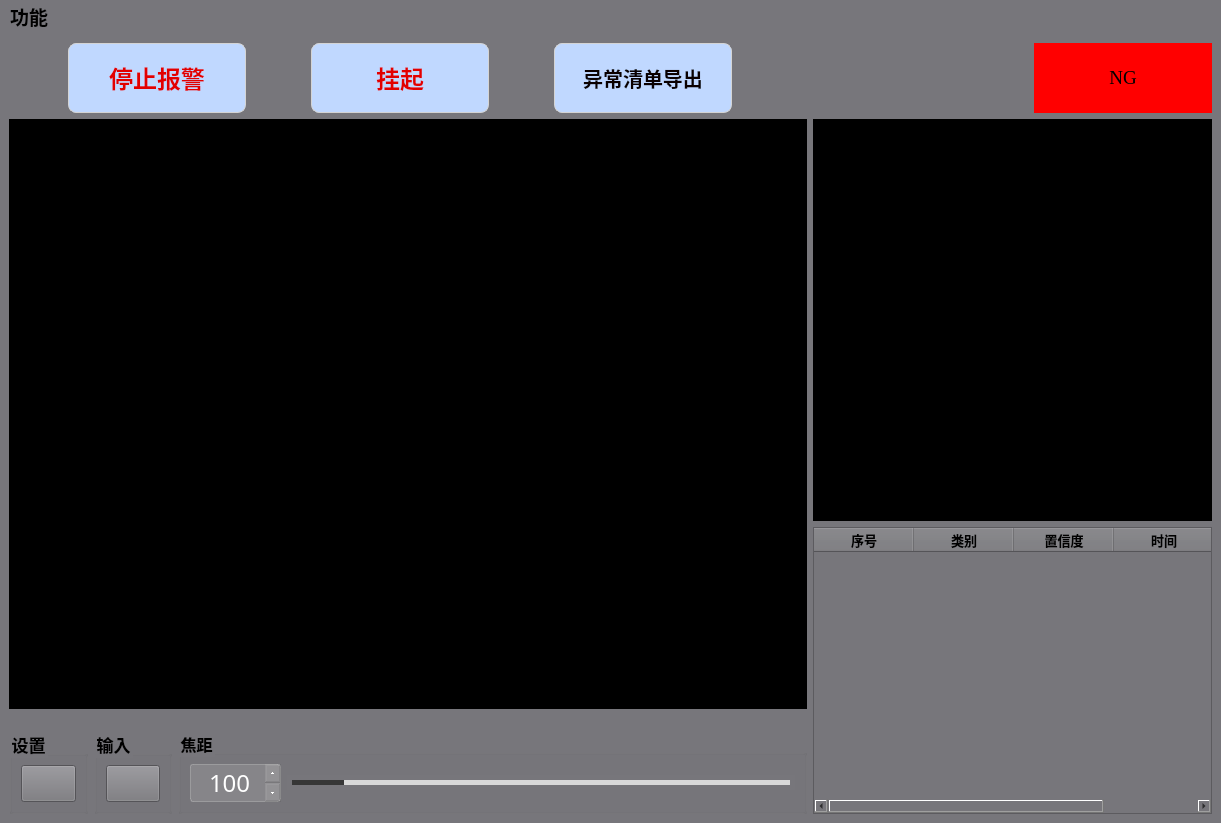
Dragon1633/yolov8-underwater-detection, file src/ui/main_window_end.ui: the form before one commit.
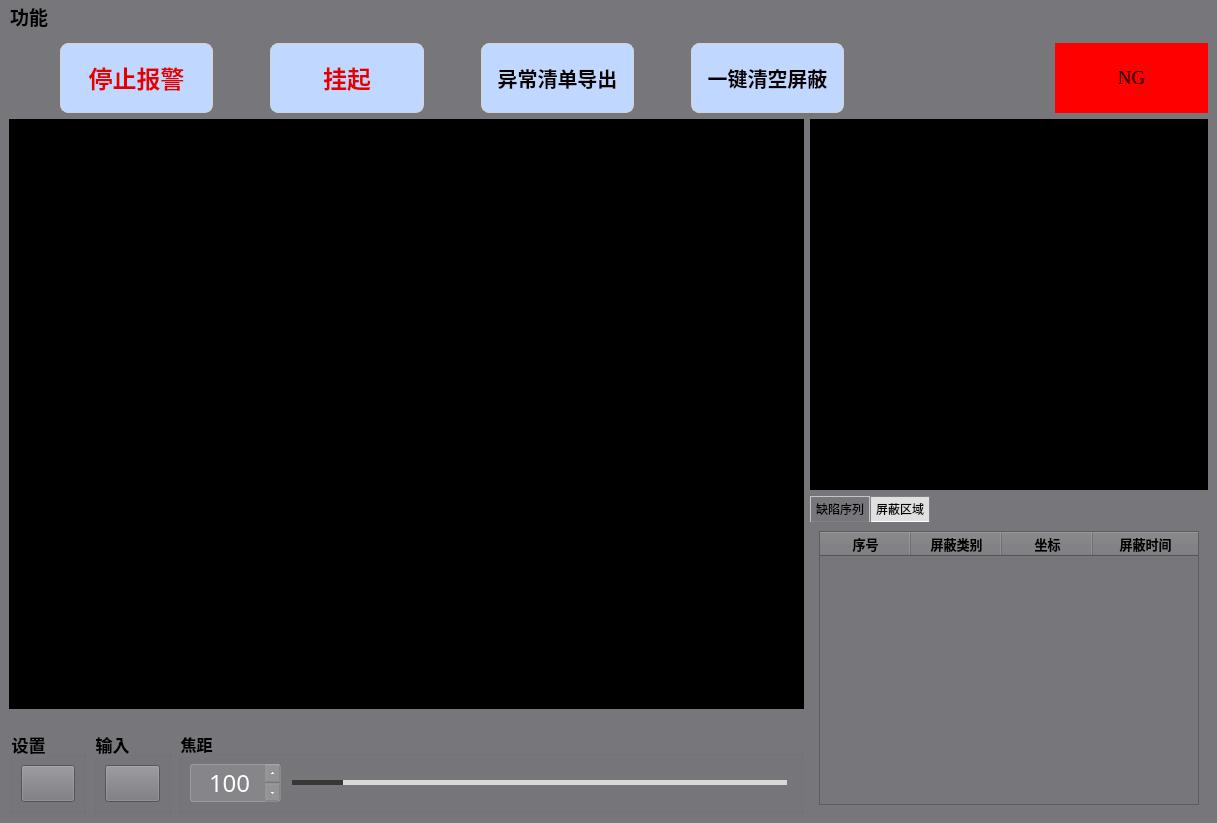
The form after the commit. The open tabs and pages were chosen to show the change. Icons and pictures are not drawn.

Commit message: 增加忽略区域和列表，优化bug

What changed in the file:
```diff
--- a/src/ui/main_window_end.ui
+++ b/src/ui/main_window_end.ui
@@ -6,7 +6,7 @@
    <rect>
     <x>0</x>
     <y>0</y>
-    <width>1221</width>
+    <width>1217</width>
     <height>823</height>
    </rect>
   </property>
@@ -36,7 +36,7 @@
     <item>
      <layout class="QVBoxLayout" name="verticalLayout_3" stretch="1,10">
       <item>
-       <layout class="QHBoxLayout" name="horizontalLayout_4" stretch="2,6,2,6,2,6,10,6">
+       <layout class="QHBoxLayout" name="horizontalLayout_4" stretch="2,6,2,6,2,6,2,6,8,6">
         <item>
          <spacer name="horizontalSpacer_4">
           <property name="orientation">
@@ -184,6 +184,55 @@
           </property>
          </widget>
         </item>
+        <item>
+         <spacer name="horizontalSpacer_5">
+          <property name="orientation">
+           <enum>Qt::Horizontal</enum>
+          </property>
+          <property name="sizeHint" stdset="0">
+           <size>
+            <width>40</width>
+            <height>20</height>
+           </size>
+          </property>
+         </spacer>
+        </item>
+        <item>
+         <widget class="QPushButton" name="pushButton_clear">
+          <property name="sizePolicy">
+           <sizepolicy hsizetype="Minimum" vsizetype="Minimum">
+            <horstretch>0</horstretch>
+            <verstretch>0</verstretch>
+           </sizepolicy>
+          </property>
+          <property name="font">
+           <font>
+            <family>宋体</family>
+            <pointsize>15</pointsize>
+            <weight>75</weight>
+            <bold>true</bold>
+           </font>
+          </property>
+          <property name="styleSheet">
+           <string notr="true">QPushButton {
+    background-color: rgb(192, 216, 255); /* 浅灰色 */
+    border: 1px solid #d4d4d4; /* 灰色边框 */
+    border-radius: 8px; /* 圆角 */
+    padding: 5px 10px; /* 内边距 */
+    color: rgb(10, 0, 0); /* 按钮文字颜色 */
+}
+QPushButton:hover {
+    background-color: rgb(235, 242, 255); /* 鼠标悬停时变亮 */
+}
+QPushButton:pressed {
+    background-color: rgb(157, 178, 255); /* 按下时颜色变深 */
+}</string>
+          </property>
+          <property name="text">
+           <string>一键清空屏蔽</string>
+          </property>
+         </widget>
+        </item>
         <item>
          <spacer name="horizontalSpacer">
           <property name="orientation">
@@ -536,7 +585,7 @@
          </layout>
         </item>
         <item>
-         <layout class="QVBoxLayout" name="verticalLayout_2" stretch="7,5">
+         <layout class="QVBoxLayout" name="verticalLayout_2" stretch="7,6">
           <item>
            <widget class="QLabel" name="label_display_2">
             <property name="styleSheet">
@@ -548,6 +597,46 @@
            </widget>
           </item>
           <item>
+           <widget class="QTabWidget" name="tabWidget">
+            <property name="styleSheet">
+             <string notr="true">QTabWidget::pane {
+    border: none;
+}
+
+QTabBar::tab {
+    /* background: #f0f0f0; 设置默认状态下的背景颜色 */
+    border: 1px solid #C2C7CB; /* 设置边框颜色 */
+    border-bottom-color: #828282; /* 设置底部边框颜色 */
+    min-width: 10ex; /* 最小宽度 */
+    padding: 5px; /* 内边距 */
+}
+
+QTabBar::tab:selected, QTabBar::tab:hover {
+     background: #e0e0e0; /* 设置选中或悬停状态下的背景颜色 */
+}
+QTabBar::tab:selected {
+    background: #e0e0e0; /* 设置选中状态下的背景颜色 */
+    border-color: #828282; /* 选中时的边框颜色 */
+    border-bottom-color: #fff; /* 底部边框颜色 */
+    margin-bottom: 0px; /* 调整底部间距以产生凸起效果 */
+}
+</string>
+            </property>
+            <property name="currentIndex">
+             <number>0</number>
+            </property>
+            <property name="usesScrollButtons">
+             <bool>true</bool>
+            </property>
+            <widget class="QWidget" name="tab">
+             <property name="layoutDirection">
+              <enum>Qt::LeftToRight</enum>
+             </property>
+             <attribute name="title">
+              <string>缺陷序列</string>
+             </attribute>
+             <layout class="QHBoxLayout" name="horizontalLayout_9">
+              <item>
            <widget class="QTableWidget" name="tableWidget_results">
             <property name="sizePolicy">
              <sizepolicy hsizetype="Preferred" vsizetype="Preferred">
@@ -588,6 +677,9 @@
             <attribute name="horizontalHeaderCascadingSectionResizes">
              <bool>true</bool>
             </attribute>
+                <attribute name="horizontalHeaderDefaultSectionSize">
+                 <number>90</number>
+                </attribute>
             <attribute name="horizontalHeaderShowSortIndicator" stdset="0">
              <bool>false</bool>
             </attribute>
@@ -660,6 +752,138 @@
            </widget>
           </item>
          </layout>
+            </widget>
+            <widget class="QWidget" name="tab_2">
+             <attribute name="title">
+              <string>屏蔽区域</string>
+             </attribute>
+             <layout class="QHBoxLayout" name="horizontalLayout_8">
+              <item>
+               <widget class="QTableWidget" name="tableWidget_ignore">
+                <property name="sizePolicy">
+                 <sizepolicy hsizetype="Preferred" vsizetype="Preferred">
+                  <horstretch>0</horstretch>
+                  <verstretch>0</verstretch>
+                 </sizepolicy>
+                </property>
+                <property name="font">
+                 <font>
+                  <family>Ubuntu</family>
+                  <pointsize>11</pointsize>
+                  <weight>50</weight>
+                  <italic>false</italic>
+                  <bold>false</bold>
+                 </font>
+                </property>
+                <property name="autoFillBackground">
+                 <bool>true</bool>
+                </property>
+                <property name="styleSheet">
+                 <string notr="true"/>
+                </property>
+                <property name="lineWidth">
+                 <number>6</number>
+                </property>
+                <property name="midLineWidth">
+                 <number>1</number>
+                </property>
+                <property name="horizontalScrollBarPolicy">
+                 <enum>Qt::ScrollBarAsNeeded</enum>
+                </property>
+                <property name="sizeAdjustPolicy">
+                 <enum>QAbstractScrollArea::AdjustToContents</enum>
+                </property>
+                <property name="editTriggers">
+                 <set>QAbstractItemView::NoEditTriggers</set>
+                </property>
+                <property name="selectionMode">
+                 <enum>QAbstractItemView::SingleSelection</enum>
+                </property>
+                <property name="selectionBehavior">
+                 <enum>QAbstractItemView::SelectRows</enum>
+                </property>
+                <attribute name="horizontalHeaderCascadingSectionResizes">
+                 <bool>true</bool>
+                </attribute>
+                <attribute name="horizontalHeaderDefaultSectionSize">
+                 <number>91</number>
+                </attribute>
+                <attribute name="horizontalHeaderShowSortIndicator" stdset="0">
+                 <bool>false</bool>
+                </attribute>
+                <attribute name="horizontalHeaderStretchLastSection">
+                 <bool>true</bool>
+                </attribute>
+                <attribute name="verticalHeaderVisible">
+                 <bool>false</bool>
+                </attribute>
+                <column>
+                 <property name="text">
+                  <string>序号</string>
+                 </property>
+                 <property name="font">
+                  <font>
+                   <pointsize>10</pointsize>
+                   <weight>75</weight>
+                   <bold>true</bold>
+                  </font>
+                 </property>
+                 <property name="textAlignment">
+                  <set>AlignCenter</set>
+                 </property>
+                </column>
+                <column>
+                 <property name="text">
+                  <string>屏蔽类别</string>
+                 </property>
+                 <property name="font">
+                  <font>
+                   <pointsize>10</pointsize>
+                   <weight>75</weight>
+                   <bold>true</bold>
+                  </font>
+                 </property>
+                 <property name="textAlignment">
+                  <set>AlignCenter</set>
+                 </property>
+                </column>
+                <column>
+                 <property name="text">
+                  <string>坐标</string>
+                 </property>
+                 <property name="font">
+                  <font>
+                   <pointsize>10</pointsize>
+                   <weight>75</weight>
+                   <bold>true</bold>
+                  </font>
+                 </property>
+                 <property name="textAlignment">
+                  <set>AlignCenter</set>
+                 </property>
+                </column>
+                <column>
+                 <property name="text">
+                  <string>屏蔽时间</string>
+                 </property>
+                 <property name="font">
+                  <font>
+                   <pointsize>10</pointsize>
+                   <weight>75</weight>
+                   <bold>true</bold>
+                  </font>
+                 </property>
+                 <property name="textAlignment">
+                  <set>AlignCenter</set>
+                 </property>
+                </column>
+               </widget>
+              </item>
+             </layout>
+            </widget>
+           </widget>
+          </item>
+         </layout>
         </item>
        </layout>
       </item>
@@ -672,7 +896,7 @@
     <rect>
      <x>0</x>
      <y>0</y>
-     <width>1221</width>
+     <width>1217</width>
      <height>31</height>
     </rect>
    </property>
```
Left out of the diff: 6 changed lines with no effect on the pictures. Lines whose indentation alone changed are shown as unchanged. The commit also changes 29 other files.
